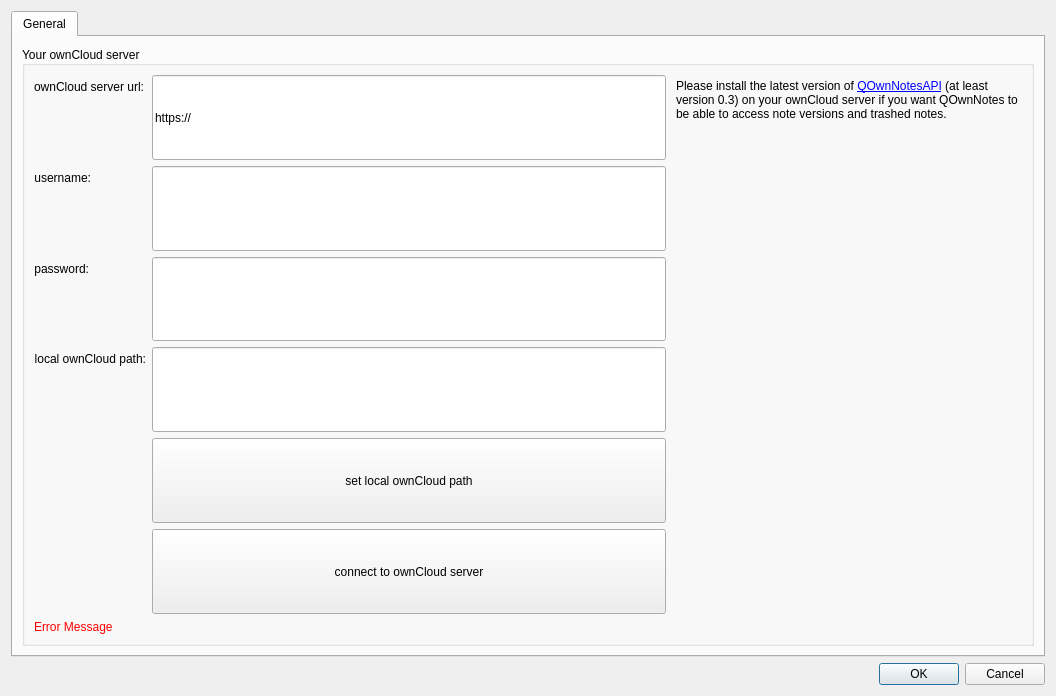
The window that src/settingsdialog.ui (pbek/QOwnNotes) describes before a commit, drawn with Qt 5.
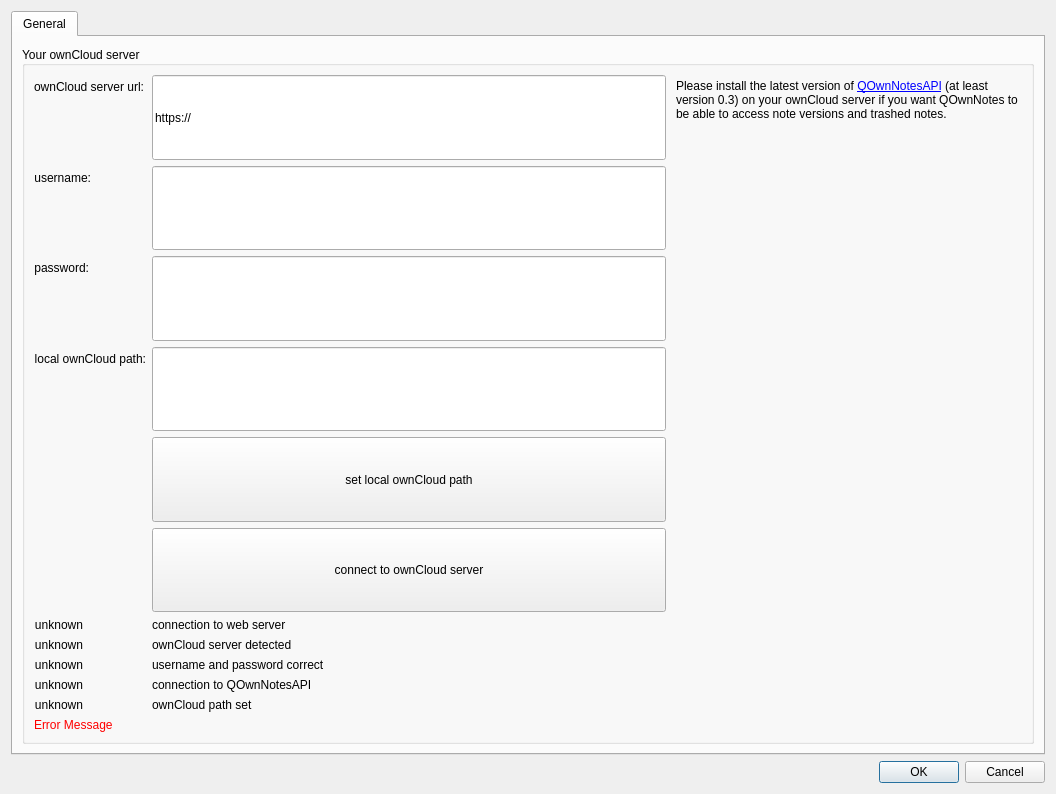
The same window after the commit. Icons and pictures are not drawn.

Commit message: implementation of the interactive ownCloud server connection troubleshooting helper in the settings page

```diff
--- a/src/settingsdialog.ui
+++ b/src/settingsdialog.ui
@@ -7,7 +7,7 @@
     <x>0</x>
     <y>0</y>
     <width>1056</width>
-    <height>696</height>
+    <height>794</height>
    </rect>
   </property>
   <property name="windowTitle">
@@ -219,6 +219,91 @@
                 </property>
                </widget>
               </item>
+              <item row="8" column="1">
+               <widget class="QLabel" name="check1Label">
+                <property name="text">
+                 <string>connection to web server</string>
+                </property>
+               </widget>
+              </item>
+              <item row="9" column="1">
+               <widget class="QLabel" name="check2Label">
+                <property name="text">
+                 <string>ownCloud server detected</string>
+                </property>
+               </widget>
+              </item>
+              <item row="11" column="1">
+               <widget class="QLabel" name="check4Label">
+                <property name="text">
+                 <string>connection to QOwnNotesAPI</string>
+                </property>
+               </widget>
+              </item>
+              <item row="10" column="1">
+               <widget class="QLabel" name="check3Label">
+                <property name="text">
+                 <string>username and password correct</string>
+                </property>
+               </widget>
+              </item>
+              <item row="12" column="1">
+               <widget class="QLabel" name="check5Label">
+                <property name="text">
+                 <string>ownCloud path set</string>
+                </property>
+               </widget>
+              </item>
+              <item row="8" column="0">
+               <widget class="QLabel" name="ok1Label">
+                <property name="text">
+                 <string>unknown</string>
+                </property>
+                <property name="alignment">
+                 <set>Qt::AlignRight|Qt::AlignTrailing|Qt::AlignVCenter</set>
+                </property>
+               </widget>
+              </item>
+              <item row="9" column="0">
+               <widget class="QLabel" name="ok2Label">
+                <property name="text">
+                 <string>unknown</string>
+                </property>
+                <property name="alignment">
+                 <set>Qt::AlignRight|Qt::AlignTrailing|Qt::AlignVCenter</set>
+                </property>
+               </widget>
+              </item>
+              <item row="10" column="0">
+               <widget class="QLabel" name="ok3Label">
+                <property name="text">
+                 <string>unknown</string>
+                </property>
+                <property name="alignment">
+                 <set>Qt::AlignRight|Qt::AlignTrailing|Qt::AlignVCenter</set>
+                </property>
+               </widget>
+              </item>
+              <item row="11" column="0">
+               <widget class="QLabel" name="ok4Label">
+                <property name="text">
+                 <string>unknown</string>
+                </property>
+                <property name="alignment">
+                 <set>Qt::AlignRight|Qt::AlignTrailing|Qt::AlignVCenter</set>
+                </property>
+               </widget>
+              </item>
+              <item row="12" column="0">
+               <widget class="QLabel" name="ok5Label">
+                <property name="text">
+                 <string>unknown</string>
+                </property>
+                <property name="alignment">
+                 <set>Qt::AlignRight|Qt::AlignTrailing|Qt::AlignVCenter</set>
+                </property>
+               </widget>
+              </item>
              </layout>
             </item>
             <item row="0" column="2">
```
Left out of the diff: 18 changed lines with no effect on the pictures. The commit also changes 5 other files.
